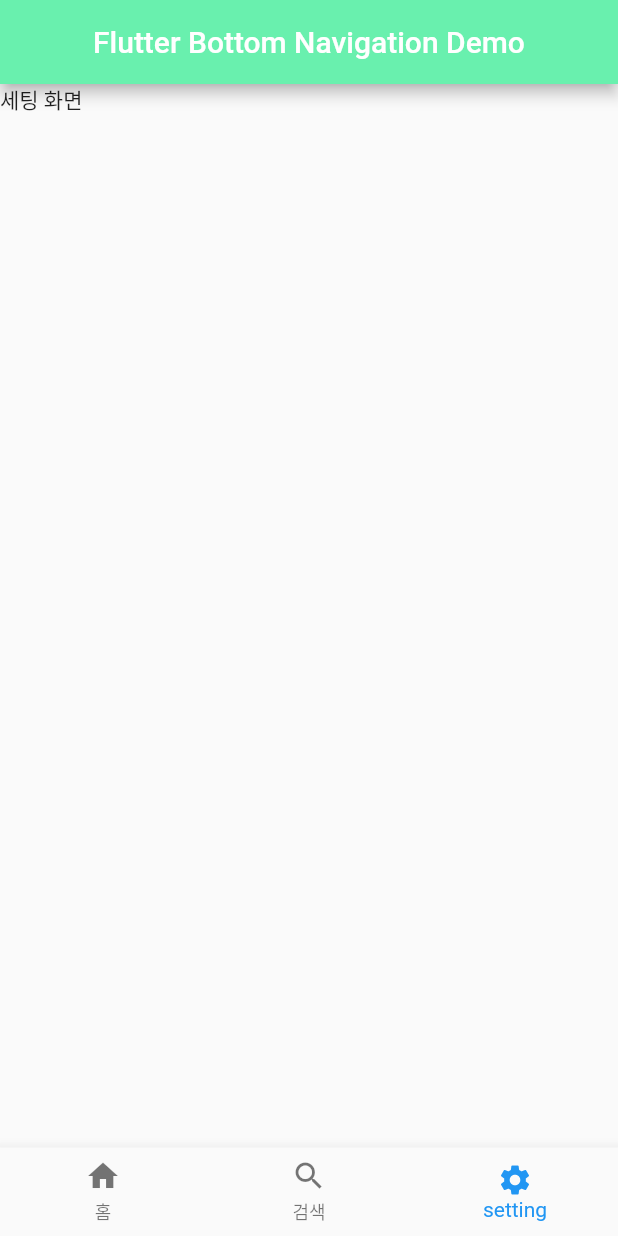
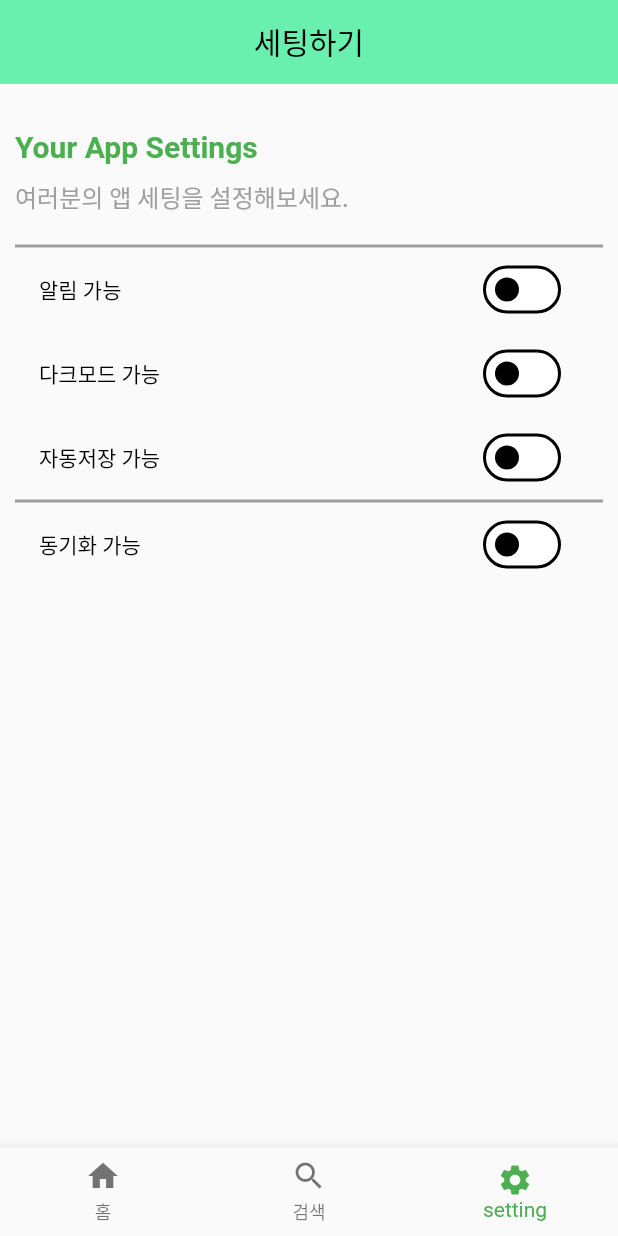
Before and after one commit to developer-caleb/termproject, a Flutter app: the screen it shows after launch, item 3 of the bottom bar chosen, on a phone screen of 412 x 824 dp. Run offline on Flutter 3.47's test engine with Material 2 defaults, Android fonts, the phone set to English and light mode, and no system bars; Roboto replaces fonts that are missing (Pretendard); project files that could hold a hidden picture were left out.

Commit message:
feat setting_page UI

```diff
--- a/lib/app/home/home_page.dart
+++ b/lib/app/home/home_page.dart
@@ -5,12 +5,9 @@ class HomePage extends StatelessWidget {
 
   @override
   Widget build(BuildContext context) {
-    return Scaffold(
-      backgroundColor: Colors.tealAccent,
-      body: Text(
-        '홈페이지',
-        style: Theme.of(context).textTheme.titleLarge,
-      ),
+    return Text(
+      '홈페이지',
+      style: Theme.of(context).textTheme.titleLarge,
     );
   }
 }
--- a/lib/app/setting/settting_page.dart
+++ b/lib/app/setting/settting_page.dart
@@ -0,0 +1,100 @@
+import 'package:flutter/material.dart';
+import 'package:termproject/config/app_style.dart';
+
+class SettingPage extends StatefulWidget {
+  const SettingPage({Key? key}) : super(key: key);
+
+  @override
+  State<SettingPage> createState() => _SettingPageState();
+}
+
+class _SettingPageState extends State<SettingPage> {
+  bool _notificationEnabled = false;
+  bool _darkModeEnabled = false;
+  bool _autoSaveEnabled = false;
+  bool _syncEnabled = false;
+
+  @override
+  void initState() {
+    super.initState();
+  }
+
+  @override
+  Widget build(BuildContext context) {
+    return Theme(
+        data: Theme.of(context).copyWith(
+          colorScheme: ColorScheme.fromSwatch(primarySwatch: Colors.yellow),
+          useMaterial3: true,
+        ),
+        child: Scaffold(
+          appBar: AppBar(
+            title: Text(
+              '세팅하기',
+            ),
+          ),
+          body: ListView(
+            padding: EdgeInsets.symmetric(horizontal: 10, vertical: 30),
+            children: [
+              ..._buildSettingTitle(context),
+              SwitchListTile(
+                  title: Text('알림 가능'),
+                  value: _notificationEnabled,
+                  onChanged: (value) {
+                    setState(() {
+                      _notificationEnabled = value;
+                    });
+                  }),
+              SwitchListTile(
+                  title: Text('다크모드 가능'),
+                  value: _darkModeEnabled,
+                  onChanged: (value) {
+                    setState(() {
+                      _darkModeEnabled = value;
+                    });
+                  }),
+              SwitchListTile(
+                  title: Text('자동저장 가능'),
+                  value: _autoSaveEnabled,
+                  onChanged: (value) {
+                    setState(() {
+                      _autoSaveEnabled = value;
+                    });
+                  }),
+              _divider,
+              SwitchListTile(
+                  title: Text('동기화 가능'),
+                  value: _syncEnabled,
+                  onChanged: (value) {
+                    setState(() {
+                      _syncEnabled = value;
+                    });
+                  }),
+            ],
+          ),
+        ));
+  }
+}
+
+List<Widget> _buildSettingTitle(BuildContext context) => [
+      Text(
+        'Your App Settings',
+        style: Theme.of(context).textTheme.titleLarge?.copyWith(color: Colors.green, fontWeight: FontWeight.w700),
+      ),
+      SizedBox(
+        height: 10,
+      ),
+      Text(
+        '여러분의 앱 세팅을 설정해보세요.',
+        style: AppTextStyles.body1.copyWith(color: Colors.grey),
+      ),
+      SizedBox(
+        height: 20,
+      ),
+      _divider
+    ];
+
+Divider _divider = Divider(
+  height: 2,
+  thickness: 2,
+  color: Colors.grey,
+);
--- a/lib/home_screen.dart
+++ b/lib/home_screen.dart
@@ -1,4 +1,5 @@
 import 'package:flutter/material.dart';
+import 'package:termproject/app/setting/settting_page.dart';
 
 import 'app/home/home_page.dart';
 
@@ -28,7 +29,7 @@ class _HomeScreenState extends State<HomeScreen> with TickerProviderStateMixin {
     //Text('홈화면'),
     HomePage(),
     Text('검색 화면'),
-    Text('세팅 화면'),
+    SettingPage(),
   ];
   @override
   void initState() {
@@ -43,9 +44,6 @@ class _HomeScreenState extends State<HomeScreen> with TickerProviderStateMixin {
   @override
   Widget build(BuildContext context) {
     return Scaffold(
-      appBar: AppBar(
-        title: const Text('Flutter Bottom Navigation Demo'),
-      ),
       body: TabBarView(
         controller: tabController,
         children: _screens,
@@ -66,7 +64,7 @@ class _HomeScreenState extends State<HomeScreen> with TickerProviderStateMixin {
           ),
         ],
         currentIndex: tabController.index,
-        selectedItemColor: Colors.blue,
+        selectedItemColor: Colors.green,
         onTap: _onItemTapped,
       ),
     );
```
